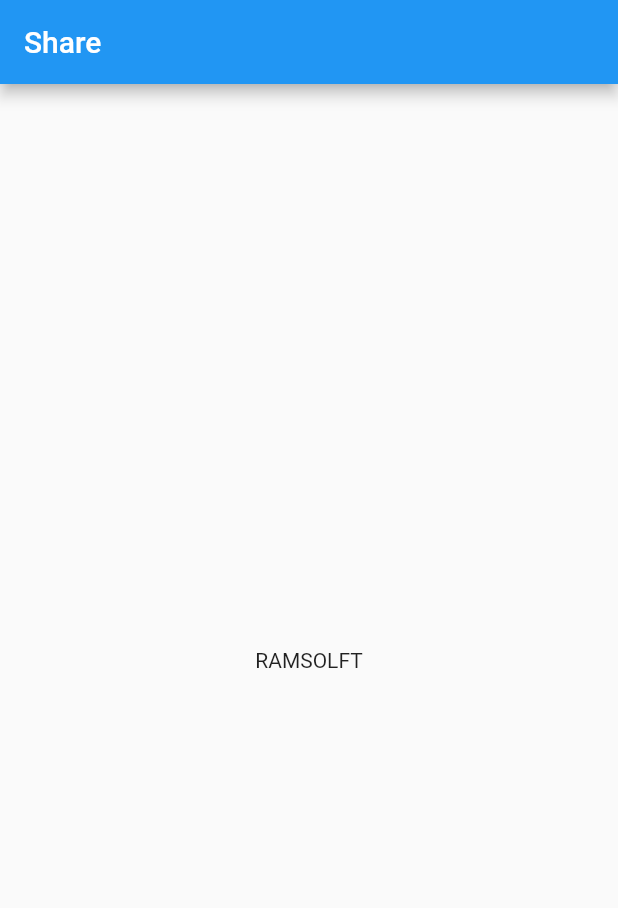
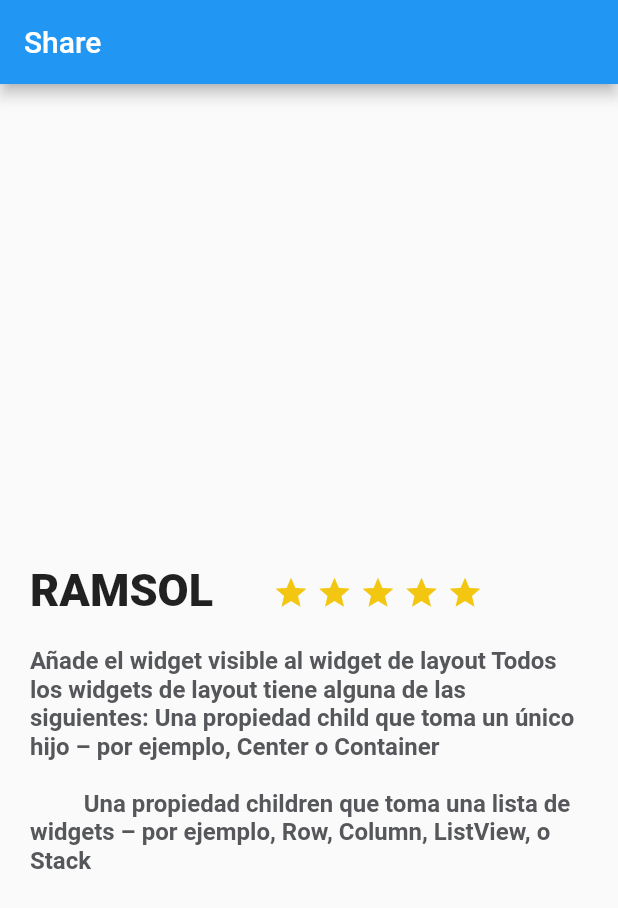
Before and after one commit to rramsol/FlutterRamsolTrips, a Flutter app: the screen it shows after launch, on a phone screen of 412 x 824 dp. Shown: the top 908 px of the screen. Run offline on Flutter 3.47's test engine with Material 2 defaults, Android fonts, the phone set to English and light mode, and no system bars.

Commit message:
primer pantalla

```diff
--- /dev/null
+++ b/lib/descripcion_place.dart
@@ -0,0 +1,73 @@
+import 'package:flutter/material.dart';
+
+class DescriptionPlace extends StatelessWidget {
+  @override
+  Widget build(BuildContext context) {
+
+    final description = Container(
+      margin: EdgeInsets.only(
+        top: 20.0,
+        left: 20.0,
+        right: 20.0
+      ),
+      child: Text(
+        '''Añade el widget visible al widget de layout Todos los widgets de layout tiene alguna de las siguientes: Una propiedad child que toma un único hijo – por ejemplo, Center o Container
+
+      	  Una propiedad children que toma una lista de widgets – por ejemplo, Row, Column, ListView, o Stack''',
+        style: TextStyle(
+          fontSize: 16.0,
+          fontWeight: FontWeight.bold,
+          color: Color(0xFF56575a),
+        ),
+      ),
+    );
+
+    final star= Container(
+      margin: EdgeInsets.only(
+        top: 323.0,
+        right: 5.0
+      ),
+      child: Icon(
+        Icons.star,
+        color: Color(0xFFF2C611),
+      ),
+    );
+
+    final titleStarts = Row(
+      children: <Widget>[
+        Container(
+          margin: EdgeInsets.only(
+              top: 320.0,
+              left: 20.0,
+              right: 40.0
+          ),
+          child: Text(
+            "RAMSOL",
+            style: TextStyle(
+                fontSize: 30.0,
+                fontWeight: FontWeight.w900
+            ),
+            textAlign: TextAlign.left,
+          ),
+        ),
+        Row(
+          children: <Widget>[
+            star,
+            star,
+            star,
+            star,
+            star
+          ],
+        ),
+
+      ],
+    );
+
+    return Column(
+      children: <Widget>[
+        titleStarts,
+        description
+      ],
+    );
+  }
+}
--- a/lib/main.dart
+++ b/lib/main.dart
@@ -1,5 +1,5 @@
 import 'package:flutter/material.dart';
-
+import 'descripcion_place.dart';
 void main() {
   runApp(MyApp());
 }
@@ -18,11 +18,8 @@ class MyApp extends StatelessWidget {
         appBar: AppBar(
           title: Text("Share"),
         ),
-        body: Center(
-          child: Text("RAMSOLFT"),
-        )
+        body: new DescriptionPlace(),
       )
-      //MyHomePage(title: 'Flutter Demo Home Page'),
     );
   }
 }
```
Also changed, not shown: pubspec.lock.
